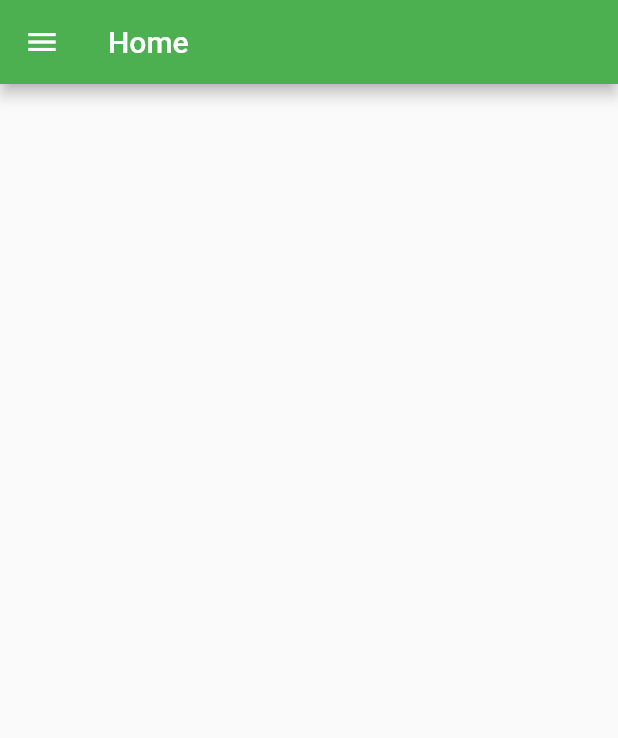
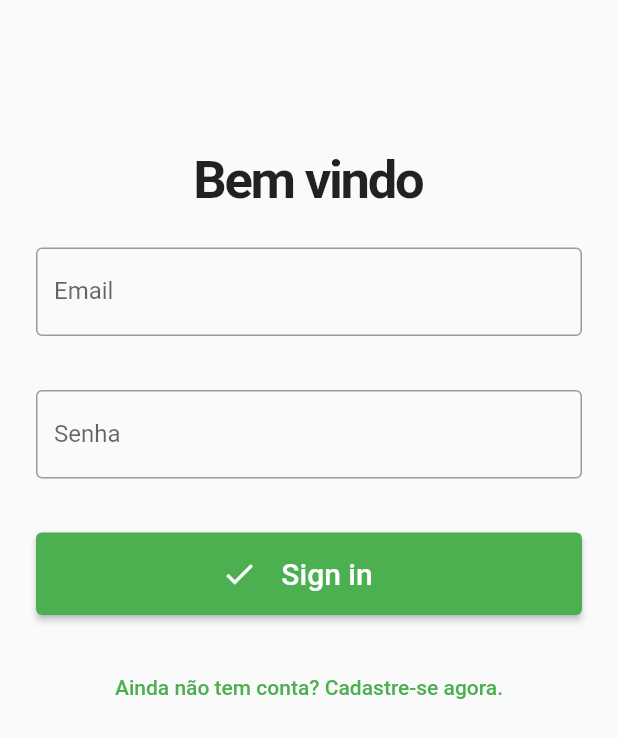
Before and after one commit to Gabs19/moviex, a Flutter app: the screen it shows after launch, on a phone screen of 412 x 824 dp. Shown: the top 738 px of the screen. Run offline on Flutter 3.47's test engine with Material 2 defaults, Android fonts, the phone set to English and light mode, and no system bars; our stand-ins replace camera, cloud_firestore, firebase_auth, firebase_core; accounts and stored records are empty.

Commit message:
add files loginpage, and camera

```diff
--- a/lib/MoviexApp.dart
+++ b/lib/MoviexApp.dart
@@ -1,5 +1,6 @@
 import 'package:flutter/material.dart';
 import 'package:moviex/pages/home.dart';
+import 'package:moviex/widget/auth_check.dart';
 
 class MoviexApp extends StatelessWidget{
   const MoviexApp({Key? key}) : super(key: key) ;
@@ -12,7 +13,7 @@ class MoviexApp extends StatelessWidget{
       theme: ThemeData(
         primarySwatch: Colors.green,
       ),
-      home: HomePage(),
+      home: AuthCheck(),
     );
   }
 }
--- /dev/null
+++ b/lib/pages/login.dart
@@ -0,0 +1,179 @@
+
+import 'package:flutter/cupertino.dart';
+import 'package:flutter/material.dart';
+import 'package:moviex/pages/documentsPage.dart';
+
+class LoginPage extends StatefulWidget{
+  LoginPage({Key? key}) : super(key: key);
+
+  @override
+  _LoginPageState createState() => _LoginPageState();
+}
+
+class _LoginPageState extends State<LoginPage> {
+  final formKey = GlobalKey<FormState>();
+  final email = TextEditingController();
+  final senha = TextEditingController();
+
+  bool isLogin = true;
+  late String titulo;
+  late String actionButton;
+  late String toggleButtton;
+  late String selfie = "";
+  late bool signIn = false;
+
+
+  @override
+  void initState() {
+    super.initState();
+    setFormAction(true);
+  }
+
+  setFormAction(bool acao){
+    setState(() {
+      isLogin = acao;
+      if(isLogin){
+        titulo = 'Bem vindo';
+        actionButton = 'Sign in';
+        toggleButtton = 'Ainda não tem conta? Cadastre-se agora.';
+        signIn = false;
+      } else {
+        titulo = 'Crie sua conta';
+        actionButton = 'Sign up';
+        toggleButtton = 'Voltar ao login.';
+        selfie = 'tire uma selfie';
+        signIn = true;
+      }
+    });
+  }
+
+  @override
+  Widget build(BuildContext context){
+    return Scaffold(
+      body: SingleChildScrollView(
+        child: Padding(
+          padding: EdgeInsets.only(top: 100),
+          child : Form(
+            key: formKey,
+            child : Column(
+              mainAxisAlignment: MainAxisAlignment.center,
+              children: [
+                Text(
+                  titulo,
+                  style: TextStyle(
+                    fontSize: 35,
+                    fontWeight: FontWeight.bold,
+                    letterSpacing: -1.5,
+                  ),
+                ),
+                Visibility(
+                  visible: signIn,
+                  child:
+                  Padding(
+                    padding: EdgeInsets.all(24),
+                    child: TextFormField(
+                      controller: email,
+                      decoration: InputDecoration(
+                        border: OutlineInputBorder(),
+                        labelText: "Nome",
+                      ),
+                      keyboardType: TextInputType.name,
+                      validator: (value) {
+                        if (value!.isEmpty) {
+                          return 'Informe seu nome corretamente!';
+                        }
+                        return null;
+                      },
+                    ),
+                  ),
+                ),
+                Padding(
+                    padding: EdgeInsets.all(24),
+                    child: TextFormField(
+                      controller: email,
+                      decoration: InputDecoration(
+                        border: OutlineInputBorder(),
+                        labelText: "Email",
+                      ),
+                      keyboardType: TextInputType.emailAddress,
+                      validator: (value) {
+                        if (value!.isEmpty) {
+                          return 'Informe o email corretamente!';
+                        }
+                        return null;
+                      },
+                    ),
+                ),
+                Padding(
+                    padding: EdgeInsets.symmetric(vertical: 12.0, horizontal: 24),
+                  child: TextFormField(
+                    controller: senha,
+                    obscureText: true,
+                    decoration: InputDecoration(
+                      border: OutlineInputBorder(),
+                      labelText: "Senha",
+                    ),
+                    validator: (value) {
+                      if (value!.isEmpty) {
+                        return 'Informa sua senha';
+                      } else if (value.length < 6) {
+                        return 'Sua Senha deve ter no minimo 6 caracteres';
+                      }
+                      return null;
+                    },
+                  ),
+                ),
+                Visibility(
+                  visible: signIn,
+                    child:
+                    Padding(
+                      padding: EdgeInsets.symmetric(horizontal: 100, vertical: 3),
+                      child: ElevatedButton(
+                        onPressed: () => Navigator.push(context,
+                            MaterialPageRoute(builder: (context) => DocumentsPage(), fullscreenDialog: true)),
+                        child: Row(
+                          mainAxisAlignment: MainAxisAlignment.center,
+                          children: [
+                            Padding(
+                              padding: EdgeInsets.all(16),
+                              child: Text(
+                                  selfie,
+                                  style: TextStyle(fontSize: 16)
+                              ),
+                            ),
+                            Icon(Icons.camera_alt),
+                          ],
+                        ),
+                      ),
+                    ),
+                ),
+
+                Padding(
+                  padding: EdgeInsets.all(24),
+                  child: ElevatedButton(
+                    onPressed: () => {}
+                    ,
+                    child: Row(
+                      mainAxisAlignment: MainAxisAlignment.center,
+                      children: [
+                        Icon(Icons.check),
+                        Padding(
+                          padding: EdgeInsets.all(16),
+                          child: Text(
+                            actionButton,
+                            style: TextStyle(fontSize: 20),
+                          ),
+                        )
+                      ],
+                    ),
+                  ),
+                ),
+                TextButton(onPressed: () => setFormAction(!isLogin), child: Text(toggleButtton))
+              ],
+            ),
+          ),
+        ),
+      ),
+    );
+  }
+}
--- a/lib/pages/perfil.dart
+++ b/lib/pages/perfil.dart
@@ -5,12 +5,10 @@ import 'package:flutter/material.dart';
 import '../widget/navigationDrawerWidget.dart';
 
 class Perfil extends StatelessWidget{
-  const Perfil({Key? key}) : super(key: key) ;
 
   @override
   Widget build(BuildContext context){
     return Scaffold(
-      drawer: NavigationDrawerWidget(),
       appBar: AppBar(
         title: Text('Perfil'),
       ),
--- a/lib/pages/restrict.dart
+++ b/lib/pages/restrict.dart
@@ -4,14 +4,13 @@ import 'package:flutter/material.dart';
 import '../widget/navigationDrawerWidget.dart';
 
 class Restrict extends StatelessWidget{
-  const Restrict({Key? key}) : super(key: key) ;
 
   @override
   Widget build(BuildContext context){
     return Scaffold(
-      drawer: NavigationDrawerWidget(),
       appBar: AppBar(
-        title: Text('Perfil'),
+        title: Text('Restrict'),
+
       ),
     );
   }
--- /dev/null
+++ b/lib/services/auth_service.dart
@@ -0,0 +1,21 @@
+import 'package:firebase_auth/firebase_auth.dart';
+import 'package:firebase_core/firebase_core.dart';
+import 'package:flutter/cupertino.dart';
+
+class AuthService extends ChangeNotifier{
+ FirebaseAuth _auth = FirebaseAuth.instance;
+ User? usuario;
+ bool isLoading = true;
+
+ AuthService() {
+   _authCheck();
+ }
+
+  _authCheck() {
+   _auth.authStateChanges().listen((User? user){
+     usuario = (user == null) ? null : user;
+     isLoading = false;
+     notifyListeners();
+   });
+  }
+}
--- /dev/null
+++ b/lib/widget/auth_check.dart
@@ -0,0 +1,32 @@
+import 'package:flutter/material.dart';
+import 'package:moviex/pages/home.dart';
+import 'package:moviex/services/auth_service.dart';
+import 'package:provider/provider.dart';
+
+import '../pages/login.dart';
+
+class AuthCheck extends StatefulWidget {
+  AuthCheck({Key? key}): super(key: key);
+
+  @override
+  _AuthCheckState createState() => _AuthCheckState();
+}
+
+class _AuthCheckState extends State<AuthCheck> {
+  @override
+  Widget build(BuildContext context) {
+    AuthService auth = Provider.of<AuthService>(context);
+
+    if (auth.isLoading) return loading();
+    else if(auth.usuario == null) return LoginPage();
+    else return HomePage();
+  }
+}
+
+loading() {
+  return Scaffold(
+    body: Center(
+      child: CircularProgressIndicator(),
+    )
+  );
+}
--- a/pubspec.yaml
+++ b/pubspec.yaml
@@ -38,6 +38,9 @@ dependencies:
   cupertino_icons: ^1.0.2
   cloud_firestore: ^3.1.10
   url_launcher: ^6.0.20
+  firebase_auth: ^3.3.11
+  provider: ^6.0.2
+  camera: ^0.9.4+17
 
 
 dev_dependencies:
```
Also changed, not shown: lib/main.dart (+8 -4 lines), lib/pages/documentsPage.dart (added, +138 -0 lines), lib/pages/sign_up.dart (added, +10 -0 lines), lib/widget/navigationDrawerWidget.dart (+58 -2 lines), pubspec.lock, 1 other file.
